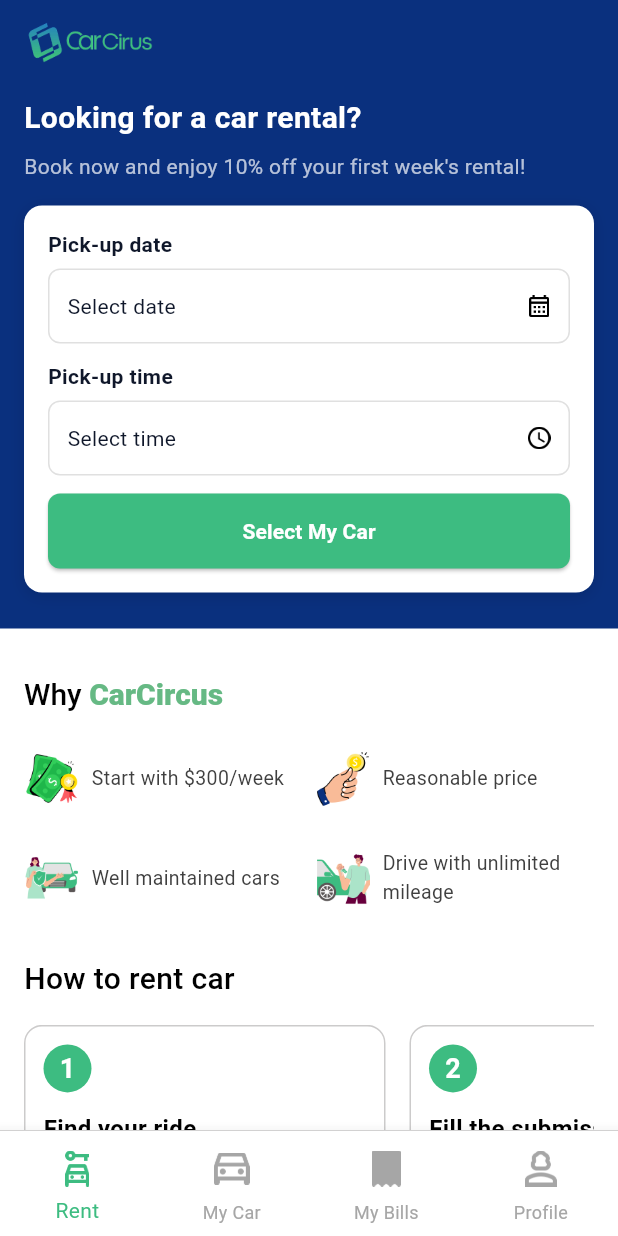
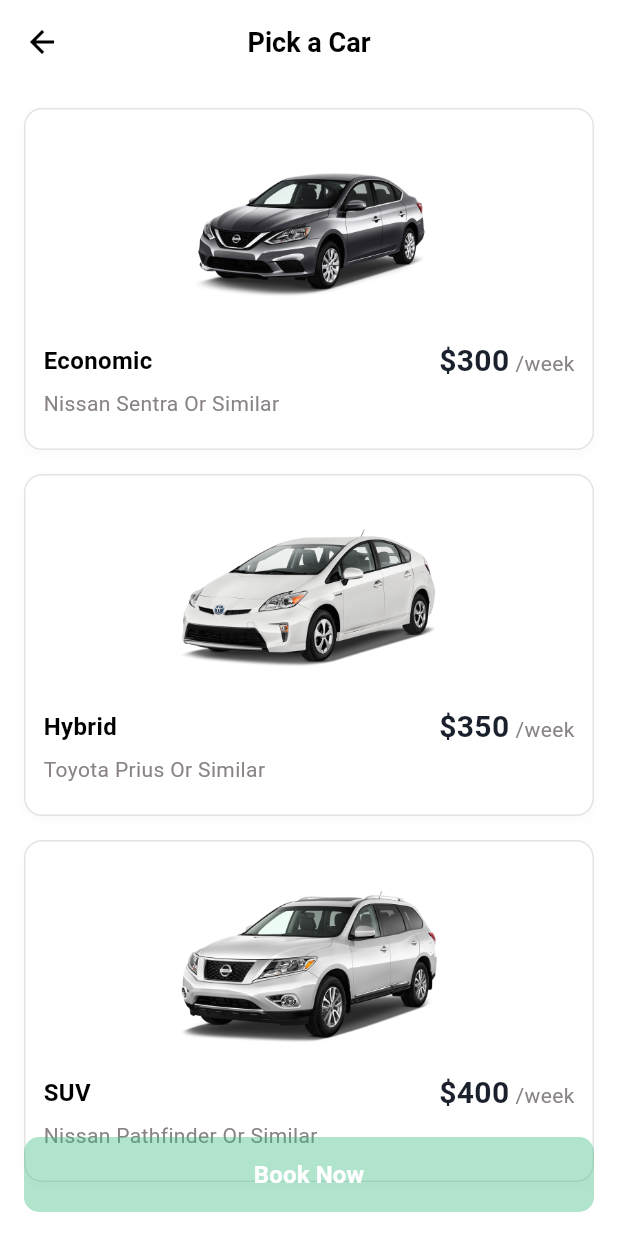
Before and after one commit to FajarSubeki/carcirus, a Flutter app: the screen it shows after launch, after a tap on "Select My Car", on a phone screen of 412 x 824 dp. Run offline on Flutter 3.47's test engine with Material 3 defaults, Android fonts, the phone set to English and light mode, and no system bars.

Commit message:
feat(pick car): create pick car screen and popup components

```diff
--- a/lib/core/resources/app_asset.dart
+++ b/lib/core/resources/app_asset.dart
@@ -22,4 +22,7 @@ class AppAssets {
   static const String imgLeftArrow = "${rootImage}ic_left_arrow.png";
   static const String imgRightArrow = "${rootImage}ic_right_arrow.png";
   static const String imgClose = "${rootImage}ic_close_arrow.png";
+  static const String imgBack = "${rootImage}ic_back.png";
+  static const String imgBookingSuccess = "${rootImage}ic_booking_succes.png";
+  static const String imgCarBooked = "${rootImage}ic_car_booked.png";
 }
--- a/lib/core/resources/app_colors.dart
+++ b/lib/core/resources/app_colors.dart
@@ -11,7 +11,10 @@ class AppColors {
   static const Color black = Colors.black;
   static const Color textBlack = Color(0xFF131313);
   static const Color textBlack02 = Color(0xFF0A0A0B);
+  static const Color textBlack03 = Color(0xFF433E3F);
   static const Color gray = Color(0xFF9E9E9E);
+  static const Color gray2 = Color(0xFF898384);
+  static const Color gray3 = Color(0xFFE3E3E3);
   static const Color lightGray = Color(0xFFA6A6A6);
   static const Color borderGray = Color(0xFFCCCBCB);
   static const Color disableGray = Color(0xFFB5B3B3);
@@ -19,10 +22,12 @@ class AppColors {
   // Text Colors
   static const Color textPrimary = Color(0xFF0F172A);
   static const Color textSecondary = Color(0xFF3F3F3F);
+  static const Color textSecondary2 = Color(0xFF1A202C);
 
   // Button Colors
   static const Color buttonGreen = primaryGreen;
   static const Color buttonDisabled = Color(0xFFBDBDBD);
+  static const Color buttonDisabled2 = Color(0xFFABE4C9);
 
   // Background Colors
   static const Color background = white;
--- a/lib/core/widgets/app_button.dart
+++ b/lib/core/widgets/app_button.dart
@@ -3,24 +3,47 @@ import 'package:flutter/material.dart';
 
 class AppButton extends StatelessWidget {
   final String text;
-  final VoidCallback onPressed;
+  final VoidCallback? onPressed;
+  final bool enabled;
 
-  const AppButton({super.key, required this.text, required this.onPressed});
+  const AppButton({
+    super.key,
+    required this.text,
+    required this.onPressed,
+    this.enabled = true,
+  });
 
   @override
   Widget build(BuildContext context) {
     return ElevatedButton(
-      style: ElevatedButton.styleFrom(
-        minimumSize: const Size.fromHeight(50),
-        backgroundColor: AppColors.buttonGreen,
-        shape: RoundedRectangleBorder(
-          borderRadius: BorderRadius.circular(8),
+      style: ButtonStyle(
+        minimumSize: WidgetStateProperty.all(const Size.fromHeight(50)),
+        backgroundColor: WidgetStateProperty.resolveWith<Color>(
+              (states) {
+            if (states.contains(WidgetState.disabled)) {
+              return AppColors.buttonGreen.withValues(alpha: 0.4);
+            }
+            return AppColors.buttonGreen;
+          },
+        ),
+        foregroundColor: WidgetStateProperty.all(AppColors.white),
+        shape: WidgetStateProperty.all(
+          RoundedRectangleBorder(
+            borderRadius: BorderRadius.circular(10),
+          ),
+        ),
+        elevation: WidgetStateProperty.resolveWith<double>(
+              (states) => states.contains(WidgetState.disabled) ? 0 : 2,
         ),
       ),
-      onPressed: onPressed,
+      onPressed: enabled ? onPressed : null,
       child: Text(
         text,
-        style: const TextStyle(fontWeight: FontWeight.bold, color: AppColors.white),
+        style: const TextStyle(
+          fontWeight: FontWeight.w600,
+          color: AppColors.white,
+          fontSize: 16
+        ),
       ),
     );
   }
--- /dev/null
+++ b/lib/core/widgets/custom_app_bar.dart
@@ -0,0 +1,46 @@
+import 'package:carcirus/core/resources/app_colors.dart';
+import 'package:flutter/material.dart';
+
+class CustomAppBar extends StatelessWidget implements PreferredSizeWidget {
+  final String title;
+  final String? iconPath;
+  final VoidCallback? onBack;
+
+  const CustomAppBar({
+    super.key,
+    required this.title,
+    this.iconPath,
+    this.onBack,
+  });
+
+  @override
+  Widget build(BuildContext context) {
+    return AppBar(
+      backgroundColor: AppColors.white,
+      elevation: 0,
+      centerTitle: true,
+      title: Text(
+        title,
+        style: const TextStyle(
+          color: AppColors.black,
+          fontWeight: FontWeight.w600,
+          fontSize: 18,
+        ),
+      ),
+      leading: IconButton(
+        onPressed: onBack ?? () => Navigator.pop(context),
+        icon: iconPath != null
+            ? Image.asset(
+          iconPath!,
+          width: 16,
+          height: 16,
+          fit: BoxFit.contain,
+        )
+            : const Icon(Icons.arrow_back, color: AppColors.black),
+      ),
+    );
+  }
+
+  @override
+  Size get preferredSize => const Size.fromHeight(kToolbarHeight);
+}
--- /dev/null
+++ b/lib/presentation/screen/pick_car_screen.dart
@@ -0,0 +1,86 @@
+import 'package:carcirus/core/resources/app_asset.dart';
+import 'package:carcirus/core/widgets/app_button.dart';
+import 'package:carcirus/core/widgets/custom_app_bar.dart';
+import 'package:carcirus/data/car_model.dart';
+import 'package:carcirus/presentation/widgets/car_card.dart';
+import 'package:flutter/material.dart';
+
+class PickCarScreen extends StatefulWidget {
+  const PickCarScreen({super.key});
+
+  @override
+  State<PickCarScreen> createState() => _PickCarScreenState();
+}
+
+class _PickCarScreenState extends State<PickCarScreen> {
+  int? selectedIndex;
+
+  final cars = [
+    CarModel(
+      name: "Economic",
+      description: "Nissan Sentra Or Similar",
+      price: "\$300",
+      imagePath: AppAssets.imgNissanSentra,
+    ),
+    CarModel(
+      name: "Hybrid",
+      description: "Toyota Prius Or Similar",
+      price: "\$350",
+      imagePath: AppAssets.imgToyotaPrius,
+    ),
+    CarModel(
+      name: "SUV",
+      description: "Nissan Pathfinder Or Similar",
+      price: "\$400",
+      imagePath: AppAssets.imgNissanPath,
+    ),
+  ];
+
+  @override
+  Widget build(BuildContext context) {
+    return Scaffold(
+      appBar: CustomAppBar(
+        title: "Pick a Car",
+        iconPath: AppAssets.imgBack,
+      ),
+      body: Padding(
+        padding: const EdgeInsets.symmetric(horizontal: 16, vertical: 8),
+        child: Column(
+          children: [
+            Expanded(
+              child: ListView.builder(
+                itemCount: cars.length,
+                itemBuilder: (context, index) {
+                  final car = cars[index];
+                  return CarCard(
+                    car: car,
+                    isSelected: selectedIndex == index,
+                    onTap: () {
+                      setState(() {
+                        selectedIndex = index;
+                      });
+                    },
+                  );
+                },
+              ),
+            ),
+          ],
+        ),
+      ),
+      floatingActionButtonLocation: FloatingActionButtonLocation.centerFloat,
+      floatingActionButton: Padding(
+        padding: const EdgeInsets.symmetric(horizontal: 16, vertical: 0),
+        child: AppButton(
+          text: 'Book Now',
+          enabled: selectedIndex != null,
+          onPressed: () {
+            if (selectedIndex != null) {
+              final selectedCar = cars[selectedIndex!];
+              Navigator.pop(context, selectedCar);
+            }
+          }
+        ),
+      ),
+    );
+  }
+}
--- a/lib/presentation/screen/rent_screen.dart
+++ b/lib/presentation/screen/rent_screen.dart
@@ -2,8 +2,10 @@ import 'package:carcirus/core/resources/app_asset.dart';
 import 'package:carcirus/core/resources/app_colors.dart';
 import 'package:carcirus/core/widgets/bottom_sheet_date_picker.dart';
 import 'package:carcirus/core/widgets/bottom_sheet_time_picker.dart';
+import 'package:carcirus/core/widgets/custom_popup_dialog.dart';
 import 'package:carcirus/data/rent_benefit_model.dart';
 import 'package:carcirus/core/widgets/date_time_picker.dart';
+import 'package:carcirus/presentation/screen/pick_car_screen.dart';
 import 'package:carcirus/presentation/widgets/how_to_rent_item.dart';
 import 'package:carcirus/presentation/widgets/rent_benefit_item.dart';
 import 'package:flutter/material.dart';
@@ -183,8 +185,48 @@ class _RentScreen extends State<RentScreen> {
                         const SizedBox(height: 12),
                         AppButton(
                           text: 'Select My Car',
-                          onPressed: () {},
+                          onPressed: () async {
+                            final selectedCar = await Navigator.push(
+                              context,
+                              MaterialPageRoute(
+                                builder: (context) => const PickCarScreen(),
+                              ),
+                            );
+                            if (!context.mounted) return;
+                            if (selectedCar != null) {
+                              showDialog(
+                                context: context,
+                                barrierDismissible: false,
+                                builder: (_) => CustomPopupDialog(
+                                  iconPath: AppAssets.imgBookingSuccess,
+                                  title: "Your booking has created!",
+                                  description:
+                                  "Our team will checking available car and assign it to you",
+                                  primaryText: "See booking",
+                                  secondaryText: "Cancel",
+                                  onPrimaryPressed: () {
+                                    Navigator.pop(context);
+                                    showDialog(
+                                      context: context,
+                                      builder: (_) => CustomPopupDialog(
+                                        iconPath: AppAssets.imgCarBooked,
+                                        title: "You have book or active car rental",
+                                        description:
+                                        "Please complete your current rental before booking a new one",
+                                        primaryText: "Back",
+                                        onPrimaryPressed: () => Navigator.pop(context),
+                                      ),
+                                    );
+
+                                  },
+                                  onSecondaryPressed: () => Navigator.pop(context),
+                                ),
+                              );
+
+                            }
+                          },
                         ),
+
                       ],
                     ),
                   ),
--- /dev/null
+++ b/lib/presentation/widgets/car_card.dart
@@ -0,0 +1,102 @@
+import 'package:carcirus/core/resources/app_colors.dart';
+import 'package:carcirus/data/car_model.dart';
+import 'package:flutter/material.dart';
+
+class CarCard extends StatelessWidget {
+  final CarModel car;
+  final bool isSelected;
+  final VoidCallback onTap;
+
+  const CarCard({
+    super.key,
+    required this.car,
+    required this.isSelected,
+    required this.onTap,
+  });
+
+  @override
+  Widget build(BuildContext context) {
+    return GestureDetector(
+      onTap: onTap,
+      child: AnimatedContainer(
+        duration: const Duration(milliseconds: 200),
+        margin: const EdgeInsets.symmetric(vertical: 8),
+        padding: const EdgeInsets.all(12),
+        decoration: BoxDecoration(
+          borderRadius: BorderRadius.circular(12),
+          border: Border.all(
+            color: isSelected ? AppColors.primaryGreen : AppColors.gray3,
+            width: isSelected ? 2 : 1,
+          ),
+          boxShadow: [
+            BoxShadow(
+              color: Colors.grey.withOpacity(0.05),
+              blurRadius: 6,
+              offset: const Offset(0, 3),
+            ),
+          ],
+          color: Colors.white,
+        ),
+        child: Column(
+          crossAxisAlignment: CrossAxisAlignment.start,
+          children: [
+            const SizedBox(height: 16),
+            Center(
+              child: Image.asset(
+                car.imagePath,
+                width: 200,
+                height: 112,
+                fit: BoxFit.contain,
+              ),
+            ),
+            const SizedBox(height: 13),
+            Row(
+              mainAxisAlignment: MainAxisAlignment.spaceBetween,
+              children: [
+                Text(
+                  car.name,
+                  style: TextStyle(
+                    fontWeight: FontWeight.w600,
+                    fontSize: 16,
+                    color: AppColors.black
+                  ),
+                ),
+                Row(
+                  crossAxisAlignment: CrossAxisAlignment.baseline,
+                  textBaseline: TextBaseline.alphabetic,
+                  children: [
+                    Text(
+                      car.price,
+                      style: TextStyle(
+                        fontWeight: FontWeight.w600,
+                        fontSize: 20,
+                        color: AppColors.textSecondary2,
+                      ),
+                    ),
+                    const SizedBox(width: 4),
+                    Text(
+                      "/week",
+                      style: TextStyle(
+                        fontSize: 14,
+                        color: AppColors.gray2,
+                      ),
+                    ),
+                  ],
+                )
+              ],
+            ),
+            const SizedBox(height: 4),
+            Text(
+              car.description,
+              style: TextStyle(
+                color: AppColors.gray2,
+                fontSize: 14,
+              ),
+            ),
+            const SizedBox(height: 8),
+          ],
+        ),
+      ),
+    );
+  }
+}
```
Also changed, not shown: lib/core/widgets/custom_popup_dialog.dart (added, +101 -0 lines), lib/core/widgets/outline_button.dart (added, +45 -0 lines), assets/images/ic_back.png (added), assets/images/ic_booking_succes.png (added), assets/images/ic_car_booked.png (added).
